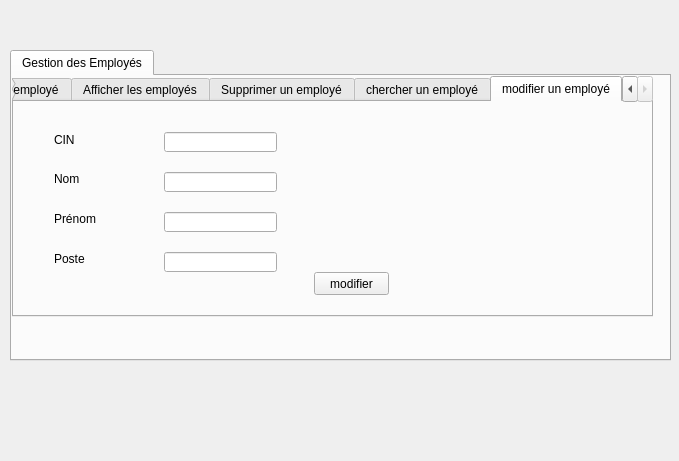
Qt form employe.ui (wiemjebari/buy-the-way) before a commit.
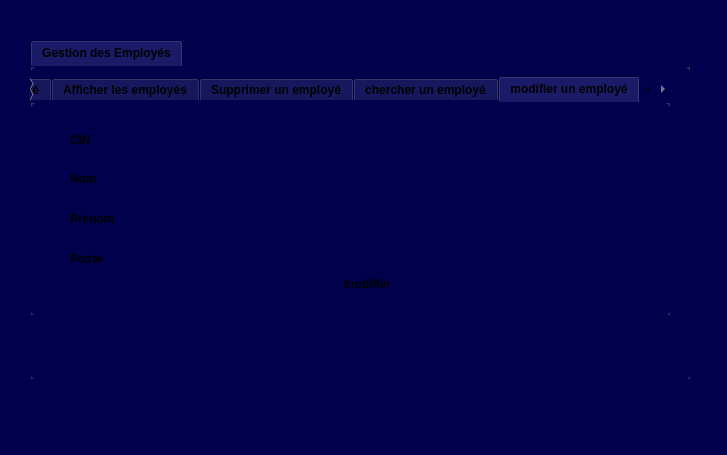
The same form after that commit. The open tabs and pages were chosen to show the change.

```diff
--- a/employe.ui
+++ b/employe.ui
@@ -6,22 +6,35 @@
    <rect>
     <x>0</x>
     <y>0</y>
-    <width>679</width>
-    <height>461</height>
+    <width>727</width>
+    <height>455</height>
    </rect>
   </property>
   <property name="windowTitle">
    <string>Dialog</string>
   </property>
+  <property name="styleSheet">
+   <string notr="true">background-color: rgb(0, 0, 76);
+border-radius: 10px;</string>
+  </property>
   <widget class="QTabWidget" name="tabWidget_2">
    <property name="geometry">
     <rect>
-     <x>10</x>
-     <y>50</y>
+     <x>30</x>
+     <y>40</y>
      <width>661</width>
-     <height>311</height>
+     <height>341</height>
     </rect>
    </property>
+   <property name="font">
+    <font>
+     <weight>75</weight>
+     <bold>true</bold>
+    </font>
+   </property>
+   <property name="styleSheet">
+    <string notr="true"/>
+   </property>
    <property name="currentIndex">
     <number>0</number>
    </property>
@@ -33,11 +46,17 @@
      <property name="geometry">
       <rect>
        <x>0</x>
-       <y>0</y>
+       <y>10</y>
        <width>641</width>
        <height>241</height>
       </rect>
      </property>
+     <property name="font">
+      <font>
+       <weight>75</weight>
+       <bold>true</bold>
+      </font>
+     </property>
      <property name="currentIndex">
       <number>3</number>
      </property>
@@ -274,6 +293,12 @@
          <height>13</height>
         </rect>
        </property>
+       <property name="font">
+        <font>
+         <weight>75</weight>
+         <bold>true</bold>
+        </font>
+       </property>
        <property name="text">
         <string>Nom</string>
        </property>
@@ -287,9 +312,21 @@
          <height>20</height>
         </rect>
        </property>
+       <property name="font">
+        <font>
+         <weight>75</weight>
+         <bold>true</bold>
+        </font>
+       </property>
+       <property name="styleSheet">
+        <string notr="true">border-radius:10px;</string>
+       </property>
        <property name="text">
         <string/>
        </property>
+       <property name="clearButtonEnabled">
+        <bool>true</bool>
+       </property>
       </widget>
       <widget class="QLabel" name="label_8">
        <property name="geometry">
@@ -300,6 +337,12 @@
          <height>16</height>
         </rect>
        </property>
+       <property name="font">
+        <font>
+         <weight>75</weight>
+         <bold>true</bold>
+        </font>
+       </property>
        <property name="text">
         <string>CIN</string>
        </property>
@@ -313,6 +356,12 @@
          <height>23</height>
         </rect>
        </property>
+       <property name="font">
+        <font>
+         <weight>75</weight>
+         <bold>true</bold>
+        </font>
+       </property>
        <property name="text">
         <string>modifier</string>
        </property>
@@ -326,9 +375,21 @@
          <height>20</height>
         </rect>
        </property>
+       <property name="font">
+        <font>
+         <weight>75</weight>
+         <bold>true</bold>
+        </font>
+       </property>
+       <property name="styleSheet">
+        <string notr="true">border-radius:10px;</string>
+       </property>
        <property name="text">
         <string/>
        </property>
+       <property name="clearButtonEnabled">
+        <bool>true</bool>
+       </property>
       </widget>
       <widget class="QLineEdit" name="lineEdit_nom_2">
        <property name="geometry">
@@ -339,9 +400,21 @@
          <height>20</height>
         </rect>
        </property>
+       <property name="font">
+        <font>
+         <weight>75</weight>
+         <bold>true</bold>
+        </font>
+       </property>
+       <property name="styleSheet">
+        <string notr="true">border-radius:10px;</string>
+       </property>
        <property name="text">
         <string/>
        </property>
+       <property name="clearButtonEnabled">
+        <bool>true</bool>
+       </property>
       </widget>
       <widget class="QLineEdit" name="lineEdit_prenom_4">
        <property name="geometry">
@@ -352,9 +425,21 @@
          <height>20</height>
         </rect>
        </property>
+       <property name="font">
+        <font>
+         <weight>75</weight>
+         <bold>true</bold>
+        </font>
+       </property>
+       <property name="styleSheet">
+        <string notr="true">border-radius:10px;</string>
+       </property>
        <property name="text">
         <string/>
        </property>
+       <property name="clearButtonEnabled">
+        <bool>true</bool>
+       </property>
       </widget>
       <widget class="QLabel" name="label_9">
        <property name="geometry">
@@ -365,6 +450,12 @@
          <height>13</height>
         </rect>
        </property>
+       <property name="font">
+        <font>
+         <weight>75</weight>
+         <bold>true</bold>
+        </font>
+       </property>
        <property name="text">
         <string>Prénom</string>
        </property>
@@ -378,6 +469,12 @@
          <height>13</height>
         </rect>
        </property>
+       <property name="font">
+        <font>
+         <weight>75</weight>
+         <bold>true</bold>
+        </font>
+       </property>
        <property name="text">
         <string>Poste</string>
        </property>
```
Left out of the diff: 117 changed lines with no effect on the pictures.
